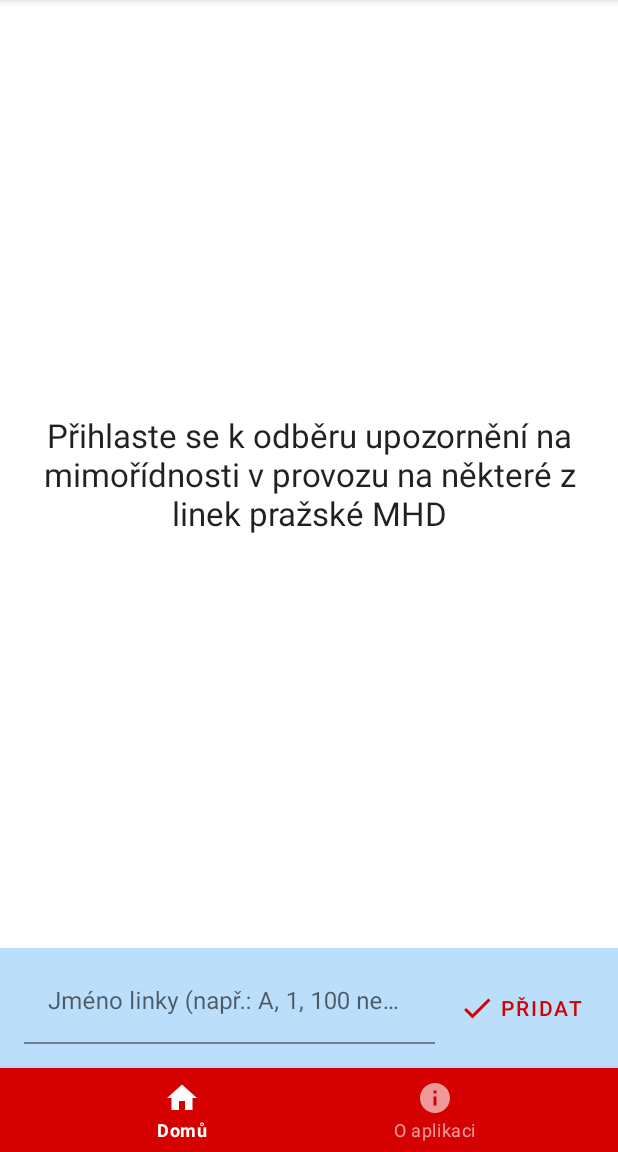
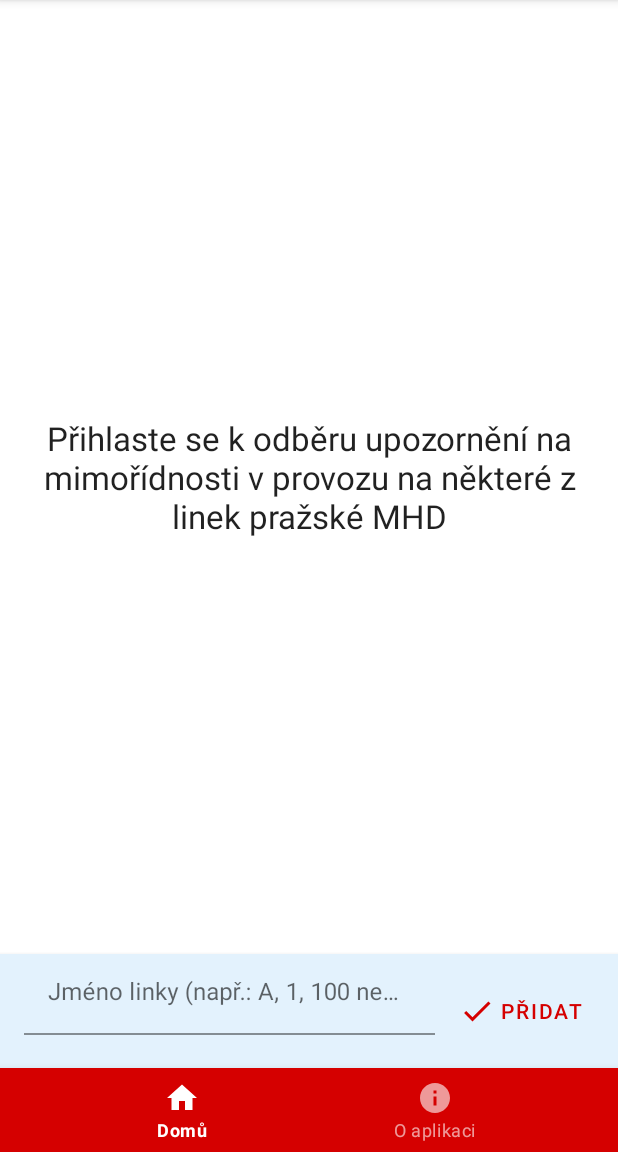
Before and after one commit to zdenda/Disruptions, an Android app: the screen it shows after launch (MainActivity), on a phone screen of 412 x 824 dp, the part 84-1236 px from its top. Run offline under Robolectric (Android 15) with nearby library versions, the phone set to English and light mode, and no system bars; our stand-ins replace Room's generated code, navigation-ui; 1 statement that could not run was skipped.

Commit message:
refactor layout of subscriptions
and prepare it for animated hiding of bottom form when scrolling

```diff
--- a/app/src/main/java/eu/zkkn/android/disruptions/SubscriptionsAdapter.kt
+++ b/app/src/main/java/eu/zkkn/android/disruptions/SubscriptionsAdapter.kt
@@ -51,15 +51,15 @@ class SubscriptionsAdapter : ListAdapter<Subscription, SubscriptionsAdapter.View
         }
     }
 
-}
+    private class DiffCallback : DiffUtil.ItemCallback<Subscription>() {
 
-private class DiffCallback : DiffUtil.ItemCallback<Subscription>() {
+        override fun areItemsTheSame(oldItem: Subscription, newItem: Subscription): Boolean {
+            return oldItem.id == newItem.id
+        }
 
-    override fun areItemsTheSame(oldItem: Subscription, newItem: Subscription): Boolean {
-        return oldItem.id == newItem.id
+        override fun areContentsTheSame(oldItem: Subscription, newItem: Subscription): Boolean {
+            return oldItem == newItem
+        }
     }
 
-    override fun areContentsTheSame(oldItem: Subscription, newItem: Subscription): Boolean {
-        return oldItem == newItem
-    }
 }
--- a/app/src/main/java/eu/zkkn/android/disruptions/SubscriptionsFragment.kt
+++ b/app/src/main/java/eu/zkkn/android/disruptions/SubscriptionsFragment.kt
@@ -20,7 +20,7 @@ import kotlinx.android.synthetic.main.fragment_subscriptions.*
 class SubscriptionsFragment : Fragment() {
 
     companion object {
-        private val TAG = this::class.simpleName
+        private val TAG = SubscriptionsFragment::class.simpleName
     }
 
 
@@ -42,7 +42,8 @@ class SubscriptionsFragment : Fragment() {
         }
         adapter.registerAdapterDataObserver(object : RecyclerView.AdapterDataObserver() {
             override fun onItemRangeInserted(positionStart: Int, itemCount: Int) {
-                rwSubscriptions.scrollToPosition(positionStart)
+                super.onItemRangeInserted(positionStart, itemCount)
+                rwSubscriptions.smoothScrollToPosition(positionStart)
             }
         })
 
@@ -65,10 +66,6 @@ class SubscriptionsFragment : Fragment() {
         rwSubscriptions.adapter = adapter
         rwSubscriptions.setHasFixedSize(true)
         rwSubscriptions.addItemDecoration(DividerItemDecoration(context, DividerItemDecoration.VERTICAL))
-        viewModel.subscriptions.observe(viewLifecycleOwner, Observer<List<Subscription>> { subscriptions ->
-            empty.visibility = if (subscriptions.isEmpty()) View.VISIBLE else View.GONE
-            adapter.submitList(subscriptions)
-        })
 
         tiLine.editText?.setOnEditorActionListener { _, actionId, _ ->
             return@setOnEditorActionListener when (actionId) {
@@ -82,7 +79,13 @@ class SubscriptionsFragment : Fragment() {
 
         btSubscribe.setOnClickListener { onSubscribeClick() }
 
+        viewModel.subscriptions.observe(viewLifecycleOwner, Observer<List<Subscription>> { subscriptions ->
+            empty.visibility = if (subscriptions.isEmpty()) View.VISIBLE else View.GONE
+            adapter.submitList(subscriptions)
+        })
+
     }
+
 
     private fun onSubscribeClick() {
         val lineName = tiLine.editText?.text.toString()
--- a/app/src/main/res/layout/fragment_subscriptions.xml
+++ b/app/src/main/res/layout/fragment_subscriptions.xml
@@ -5,77 +5,87 @@
     xmlns:tools="http://schemas.android.com/tools"
     android:layout_width="match_parent"
     android:layout_height="match_parent"
-    android:background="@color/backgroundSecondary"
-    tools:context=".SubscriptionsFragment">
+    tools:context="eu.zkkn.android.disruptions.SubscriptionsFragment">
 
     <androidx.recyclerview.widget.RecyclerView
         android:id="@+id/rwSubscriptions"
-        android:layout_width="match_parent"
+        android:layout_width="0dp"
         android:layout_height="0dp"
-        android:layout_marginBottom="8dp"
         android:background="?android:attr/windowBackground"
+        android:scrollbars="vertical"
         app:layoutManager="androidx.recyclerview.widget.LinearLayoutManager"
-        app:layout_constraintBottom_toTopOf="@+id/tiLine"
+        app:layout_constraintBottom_toTopOf="@id/llAddSubscription"
         app:layout_constraintEnd_toEndOf="parent"
         app:layout_constraintStart_toStartOf="parent"
         app:layout_constraintTop_toTopOf="parent"
-        tools:context="eu.zkkn.android.disruptions.SubscriptionsFragment"
         tools:listitem="@layout/list_item_subscription" />
 
     <TextView
         android:id="@+id/empty"
         android:layout_width="0dp"
         android:layout_height="wrap_content"
-        android:layout_marginStart="16dp"
         android:layout_marginLeft="16dp"
         android:layout_marginTop="16dp"
-        android:layout_marginEnd="16dp"
         android:layout_marginRight="16dp"
         android:layout_marginBottom="16dp"
         android:gravity="center"
         android:text="@string/subscriptions_empty"
         android:textAppearance="?android:attr/textAppearanceLarge"
         android:visibility="gone"
-        app:layout_constraintBottom_toBottomOf="@+id/rwSubscriptions"
-        app:layout_constraintEnd_toEndOf="@+id/rwSubscriptions"
-        app:layout_constraintStart_toStartOf="@+id/rwSubscriptions"
-        app:layout_constraintTop_toTopOf="@+id/rwSubscriptions" />
+        app:layout_constraintBottom_toTopOf="@id/llAddSubscription"
+        app:layout_constraintEnd_toEndOf="parent"
+        app:layout_constraintStart_toStartOf="parent"
+        app:layout_constraintTop_toTopOf="parent" />
+
+    <LinearLayout
+        android:id="@+id/llAddSubscription"
+        android:layout_width="0dp"
+        android:layout_height="wrap_content"
+        android:background="@color/backgroundSecondary"
+        android:elevation="4dp"
+        android:orientation="horizontal"
+        app:layout_constraintBottom_toBottomOf="parent"
+        app:layout_constraintEnd_toEndOf="parent"
+        app:layout_constraintStart_toStartOf="parent"
+        tools:ignore="UnusedAttribute">
 
         <com.google.android.material.textfield.TextInputLayout
             android:id="@+id/tiLine"
             android:layout_width="0dp"
             android:layout_height="wrap_content"
+            android:layout_gravity="center_vertical"
             android:layout_marginStart="16dp"
             android:layout_marginLeft="16dp"
-        android:layout_marginEnd="8dp"
-        android:layout_marginRight="8dp"
+            android:layout_marginTop="4dp"
+            android:layout_marginEnd="4dp"
+            android:layout_marginRight="4dp"
             android:layout_marginBottom="16dp"
-        app:layout_constraintBottom_toBottomOf="parent"
-        app:layout_constraintEnd_toStartOf="@+id/btSubscribe"
-        app:layout_constraintStart_toStartOf="parent">
+            android:layout_weight="1">
 
             <com.google.android.material.textfield.TextInputEditText
                 android:layout_width="match_parent"
                 android:layout_height="wrap_content"
                 android:background="@color/backgroundSecondary"
+                android:hint="@string/input_line_hint"
+                android:imeOptions="actionDone"
                 android:inputType="text|textCapCharacters"
-            android:maxLines="1"
-            android:imeOptions="actionDone"
-            android:hint="@string/input_line_hint" />
+                android:maxLines="1" />
 
         </com.google.android.material.textfield.TextInputLayout>
 
         <com.google.android.material.button.MaterialButton
             android:id="@+id/btSubscribe"
-        android:layout_width="0dp"
+            style="@style/Widget.MaterialComponents.Button.TextButton.Icon"
+            android:layout_width="wrap_content"
             android:layout_height="wrap_content"
+            android:layout_gravity="center_vertical"
+            android:layout_marginStart="4dp"
+            android:layout_marginLeft="4dp"
             android:layout_marginEnd="16dp"
             android:layout_marginRight="16dp"
-        android:layout_marginBottom="16dp"
             android:text="@string/button_subscribe"
-        style="@style/Widget.MaterialComponents.Button.TextButton.Icon"
-        app:icon="@drawable/ic_done"
-        app:layout_constraintBottom_toBottomOf="parent"
-        app:layout_constraintEnd_toEndOf="parent" />
+            app:icon="@drawable/ic_done" />
+
+    </LinearLayout>
 
 </androidx.constraintlayout.widget.ConstraintLayout>
--- a/app/src/main/res/values/colors.xml
+++ b/app/src/main/res/values/colors.xml
@@ -3,5 +3,5 @@
     <color name="colorPrimary">#D50000</color>
     <color name="colorPrimaryDark">#9B0000</color>
     <color name="colorAccent">#2962FF</color>
-    <color name="backgroundSecondary">#bbdefb</color>
+    <color name="backgroundSecondary">#E3F2Fd</color>
 </resources>
```
Lines whose indentation alone changed are shown as unchanged.
